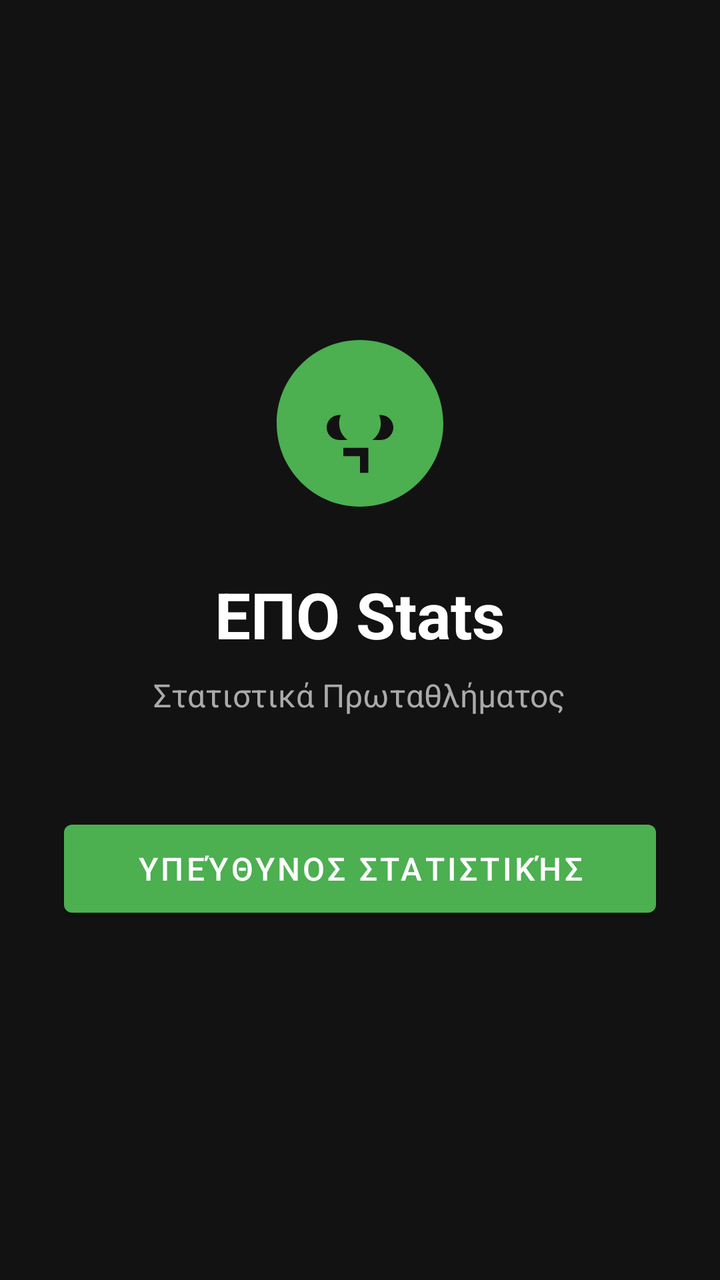
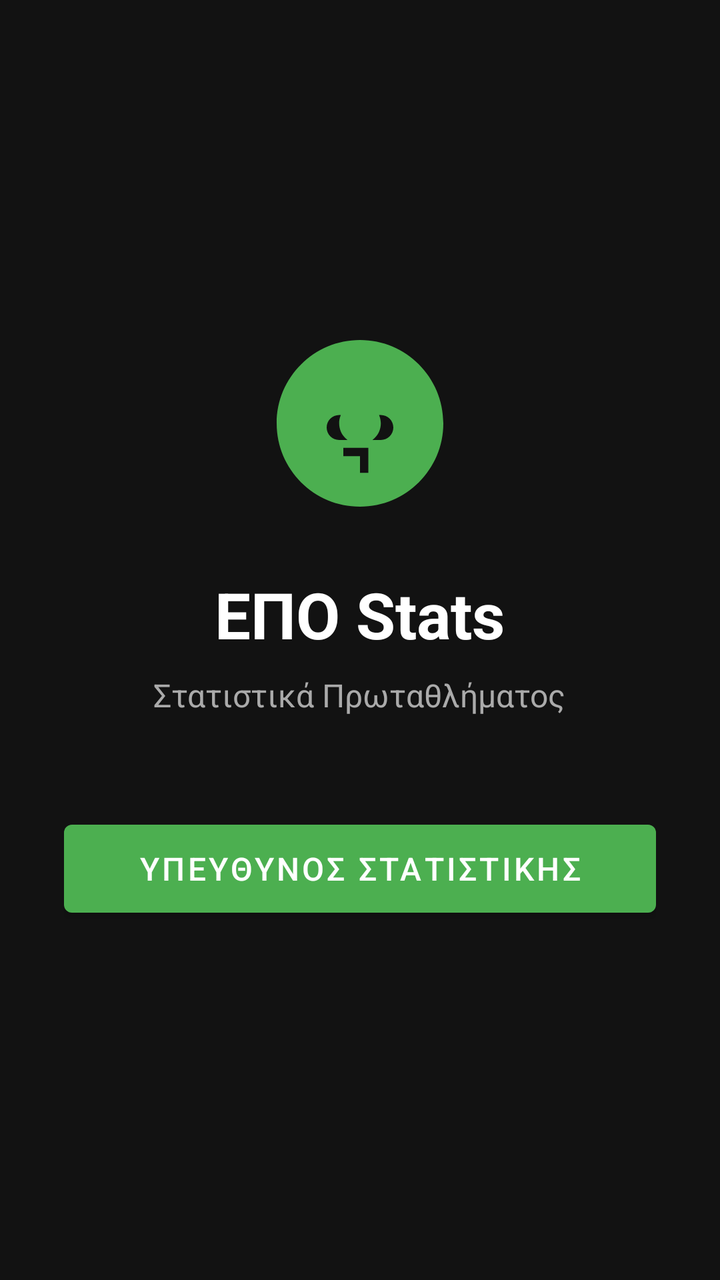

Screens rendered from an Android XML layout before and after an edit, with the pre-edit source and the edit as a unified diff.
<!-- AndroidManifest.xml: application theme Theme.FootballStats -->
<!-- res/layout/activity_main.xml -->
<?xml version="1.0" encoding="utf-8"?>
<LinearLayout xmlns:android="http://schemas.android.com/apk/res/android"
    android:layout_width="match_parent"
    android:layout_height="match_parent"
    android:orientation="vertical"
    android:gravity="center"
    android:padding="32dp"
    android:background="@color/bg_dark">

    <ImageView
        android:layout_width="100dp"
        android:layout_height="100dp"
        android:src="@drawable/ic_football"
        android:layout_marginBottom="24dp" />

    <TextView
        android:layout_width="wrap_content"
        android:layout_height="wrap_content"
        android:text="ΕΠΟ Stats"
        android:textSize="32sp"
        android:textStyle="bold"
        android:textColor="@color/white"
        android:layout_marginBottom="8dp" />

    <TextView
        android:layout_width="wrap_content"
        android:layout_height="wrap_content"
        android:text="Στατιστικά Πρωταθλήματος"
        android:textSize="16sp"
        android:textColor="@color/text_secondary"
        android:layout_marginBottom="48dp" />

    <com.google.android.material.button.MaterialButton
        android:id="@+id/btnStatistician"
        android:layout_width="match_parent"
        android:layout_height="56dp"
        android:text="Υπεύθυνος Στατιστικής"
        android:textSize="16sp"
        android:layout_marginBottom="16dp"
        app:backgroundTint="@color/green_primary"
        xmlns:app="http://schemas.android.com/apk/res-auto"/>

</LinearLayout>
<!-- resources referenced by this layout -->
<resources>
  <color name="bg_dark">#121212</color>
  <color name="green_primary">#4CAF50</color>
  <color name="text_secondary">#AAAAAA</color>
  <color name="white">#FFFFFF</color>
  <!-- drawable ic_football (drawable) -->
  <?xml version="1.0" encoding="utf-8"?>
  <vector xmlns:android="http://schemas.android.com/apk/res/android"
      android:width="100dp"
      android:height="100dp"
      android:viewportWidth="24"
      android:viewportHeight="24">
      <path
          android:fillColor="#4CAF50"
          android:pathData="M12,2C6.48,2 2,6.48 2,12s4.48,10 10,10 10,-4.48 10,-10S17.52,2 12,2z
          M13,17.93l-1,0 0,-2 -2,0 0,-1 3,0z M14.5,14H9.5c-0.83,0 -1.5,-0.67 -1.5,-1.5S8.67,11 9.5,11h5c0.83,0 1.5,0.67 1.5,1.5S15.33,14 14.5,14z
          M12,9.5C10.62,9.5 9.5,10.62 9.5,12S10.62,14.5 12,14.5 14.5,13.38 14.5,12 13.38,9.5 12,9.5z"/>
  </vector>
  <style name="Theme.FootballStats" parent="Theme.MaterialComponents.DayNight.NoActionBar">
          <item name="colorPrimary">@color/green_primary</item>
          <item name="colorPrimaryVariant">@color/card_bg</item>
          <item name="colorOnPrimary">@color/white</item>
          <item name="android:windowBackground">@color/bg_dark</item>
          <item name="android:statusBarColor">@color/card_bg</item>
      </style>
  <color name="card_bg">#1E1E1E</color>
</resources>

<!-- the commit's change to res/layout/activity_main.xml (unified diff, before → after) -->
@@ -1,5 +1,6 @@
 <?xml version="1.0" encoding="utf-8"?>
 <LinearLayout xmlns:android="http://schemas.android.com/apk/res/android"
+    xmlns:app="http://schemas.android.com/apk/res-auto"
     android:layout_width="match_parent"
     android:layout_height="match_parent"
     android:orientation="vertical"
@@ -10,34 +11,33 @@
     <ImageView
         android:layout_width="100dp"
         android:layout_height="100dp"
-        android:src="@drawable/ic_football"
-        android:layout_marginBottom="24dp" />
+        android:layout_marginBottom="24dp"
+        android:src="@drawable/ic_football" />
 
     <TextView
         android:layout_width="wrap_content"
         android:layout_height="wrap_content"
-        android:text="ΕΠΟ Stats"
+        android:layout_marginBottom="8dp"
+        android:text="@string/app_name"
+        android:textColor="@color/white"
         android:textSize="32sp"
-        android:textStyle="bold"
-        android:textColor="@color/white"
-        android:layout_marginBottom="8dp" />
+        android:textStyle="bold" />
 
     <TextView
         android:layout_width="wrap_content"
         android:layout_height="wrap_content"
-        android:text="Στατιστικά Πρωταθλήματος"
-        android:textSize="16sp"
+        android:layout_marginBottom="48dp"
+        android:text="@string/subtitle"
         android:textColor="@color/text_secondary"
-        android:layout_marginBottom="48dp" />
+        android:textSize="16sp" />
 
     <com.google.android.material.button.MaterialButton
         android:id="@+id/btnStatistician"
         android:layout_width="match_parent"
         android:layout_height="56dp"
-        android:text="Υπεύθυνος Στατιστικής"
+        android:layout_marginBottom="16dp"
+        android:text="@string/btnStatistician"
         android:textSize="16sp"
-        android:layout_marginBottom="16dp"
-        app:backgroundTint="@color/green_primary"
-        xmlns:app="http://schemas.android.com/apk/res-auto"/>
+        app:backgroundTint="@color/green_primary" />
 
 </LinearLayout>
<!-- resource entries referenced after the edit -->
@@ -17,6 +17,9 @@
           M13,17.93l-1,0 0,-2 -2,0 0,-1 3,0z M14.5,14H9.5c-0.83,0 -1.5,-0.67 -1.5,-1.5S8.67,11 9.5,11h5c0.83,0 1.5,0.67 1.5,1.5S15.33,14 14.5,14z
           M12,9.5C10.62,9.5 9.5,10.62 9.5,12S10.62,14.5 12,14.5 14.5,13.38 14.5,12 13.38,9.5 12,9.5z"/>
   </vector>
+  <string name="app_name">ΕΠΟ Stats</string>
+  <string name="btnStatistician">ΥΠΕΥΘΥΝΟΣ ΣΤΑΤΙΣΤΙΚΗΣ</string>
+  <string name="subtitle">Στατιστικά Πρωταθλήματος</string>
   <style name="Theme.FootballStats" parent="Theme.MaterialComponents.DayNight.NoActionBar">
           <item name="colorPrimary">@color/green_primary</item>
           <item name="colorPrimaryVariant">@color/card_bg</item>
